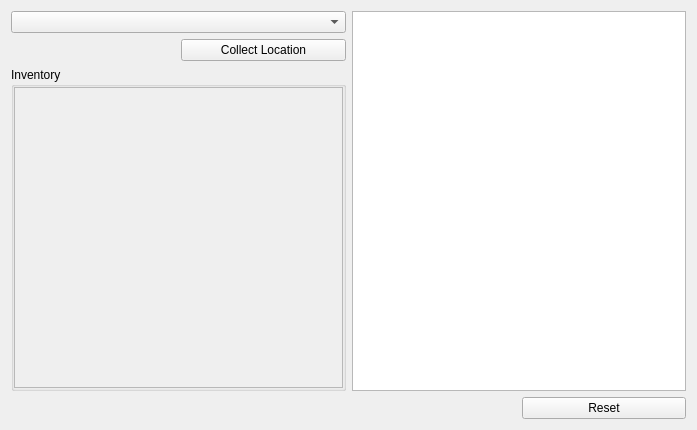
The window that randovania/gui/ui_files/debug_backend_window.ui (randovania/randovania) describes before a commit, drawn with Qt 5.
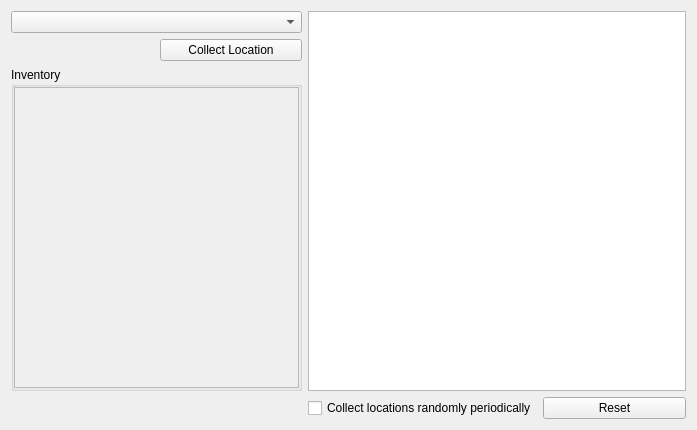
The same window after the commit.

Commit message: Add collect location randomly to debug backend

Diff of the .ui file:
```diff
--- a/randovania/gui/ui_files/debug_backend_window.ui
+++ b/randovania/gui/ui_files/debug_backend_window.ui
@@ -65,7 +65,7 @@
            <rect>
             <x>0</x>
             <y>0</y>
-            <width>329</width>
+            <width>305</width>
             <height>270</height>
            </rect>
           </property>
@@ -100,6 +100,13 @@
       </property>
      </widget>
     </item>
+    <item row="4" column="2">
+     <widget class="QCheckBox" name="collect_randomly_check">
+      <property name="text">
+       <string>Collect locations randomly periodically</string>
+      </property>
+     </widget>
+    </item>
    </layout>
   </widget>
   <widget class="QMenuBar" name="menuBar">
```
The commit also changes 1 other file.
